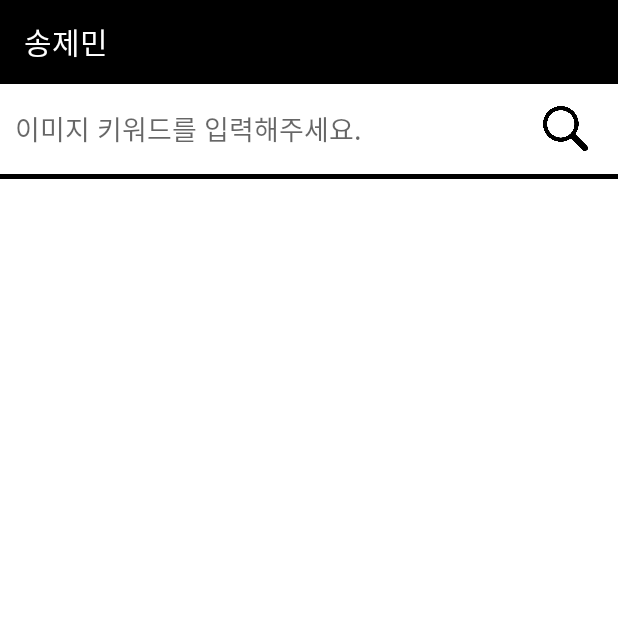
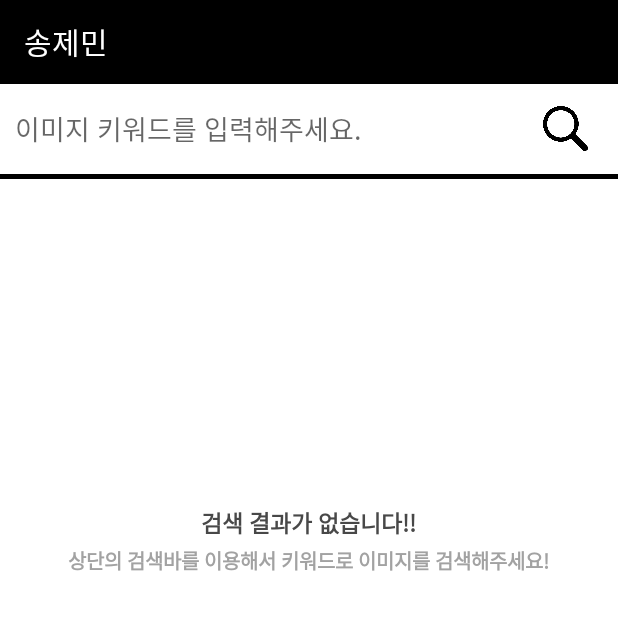
Before and after one commit to SongJemin/ImageSearchApp, an Android app: the screen it shows after launch (MainActivity), on a phone screen of 412 x 824 dp, the top half of it. Run offline under Robolectric (Android 15) with nearby library versions, the light colour scheme and no system bars; pictures from the network do not load.

Commit message:
Show textView when getDataSize is zero

```diff
--- a/app/src/main/res/layout/activity_main.xml
+++ b/app/src/main/res/layout/activity_main.xml
@@ -80,6 +80,36 @@
 
         </android.support.v7.widget.RecyclerView>
 
+        <RelativeLayout
+                android:id="@+id/main_no_data_rl"
+                android:layout_width="match_parent"
+                android:layout_height="match_parent">
+
+
+            <TextView
+                    android:layout_width="wrap_content"
+                    android:layout_height="wrap_content"
+                    android:text="검색 결과가 없습니다!!"
+                    android:textSize="15sp"
+                    android:textColor="#484848"
+                    android:textStyle="bold"
+                    android:layout_centerHorizontal="true"
+                    android:layout_marginTop="217.3dp"
+                    />
+            <TextView
+                    android:layout_width="wrap_content"
+                    android:layout_height="wrap_content"
+                    android:text="상단의 검색바를 이용해서 키워드로 이미지를 검색해주세요!"
+                    android:textSize="13sp"
+                    android:textColor="#a2a2a2"
+                    android:textStyle="bold"
+                    android:layout_centerHorizontal="true"
+                    android:layout_marginTop="244.3dp"
+                    android:gravity="center"
+                    />
+
+        </RelativeLayout>
+
     </RelativeLayout>
 
 </RelativeLayout>
--- a/app/src/main/res/values/colors.xml
+++ b/app/src/main/res/values/colors.xml
@@ -2,6 +2,6 @@
 <resources>
     <color name="colorPrimary">#000000</color>
     <color name="colorPrimaryDark">#000000</color>
-    <color name="colorAccent">#D81B60</color>
+    <color name="colorAccent">#00BFFF</color>
     <color name="transparent">#00000000</color>
 </resources>
```
Also changed, not shown: app/src/main/java/com/jem/imagesearchapp/UI/Main/MainActivity.kt (+20 -1 lines).
